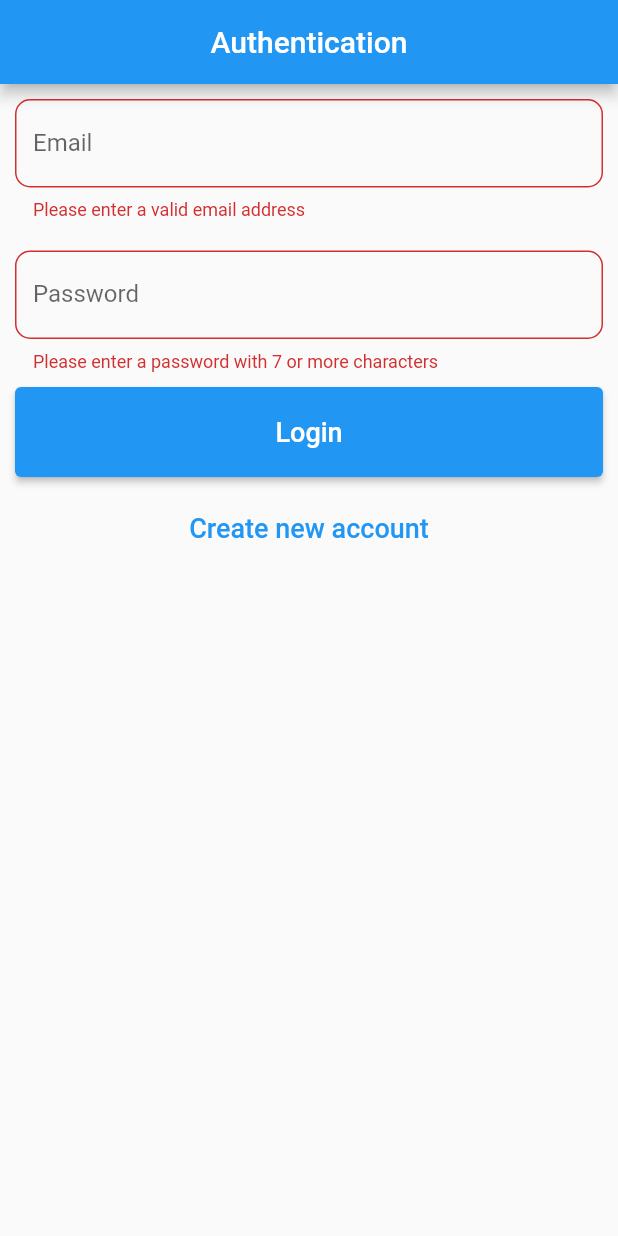
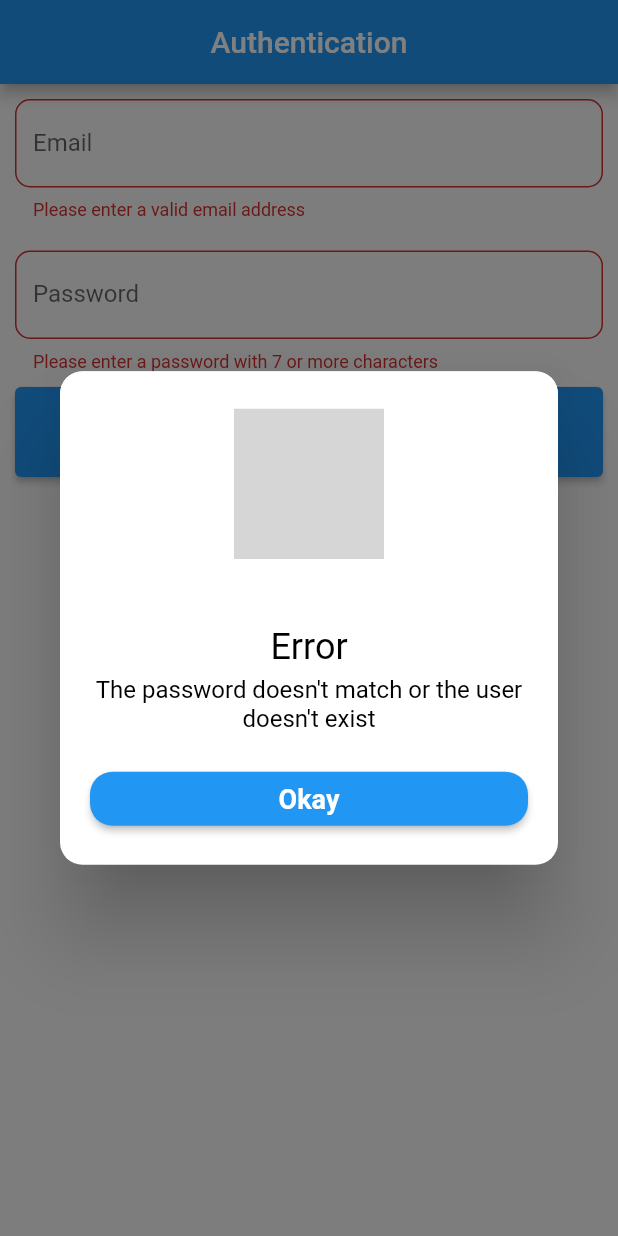
Before and after one commit to AditiSingh2003/to_do_flutter, a Flutter app: the screen it shows after launch, after a tap on "Login", on a phone screen of 412 x 824 dp. Run offline on Flutter 3.47's test engine with Material 2 defaults, Android fonts, the phone set to English and light mode, and no system bars; our stand-ins replace cloud_firestore, firebase_auth, firebase_core, fluttertoast, google_fonts, quickalert; accounts and stored records are empty; grey boxes are pictures that could not be loaded.

Commit message:
Added Alert

```diff
--- a/lib/screens/authform.dart
+++ b/lib/screens/authform.dart
@@ -2,7 +2,7 @@ import 'package:cloud_firestore/cloud_firestore.dart';
 import 'package:firebase_auth/firebase_auth.dart';
 import 'package:flutter/material.dart';
 import 'package:google_fonts/google_fonts.dart';
-
+import 'package:quickalert/quickalert.dart';
 import 'home.dart';
 
 class AuthForm extends StatefulWidget {
@@ -13,6 +13,23 @@ class AuthForm extends StatefulWidget {
 }
 
 class _AuthFormState extends State<AuthForm> {
+
+  void showAlertlog(){
+    QuickAlert.show(
+        context: context,
+        text: "The password doesn't match or the user doesn't exist",
+        type: QuickAlertType.error,
+    );
+  }
+
+  void showAlertsign(){
+    QuickAlert.show(
+      context: context,
+      text: 'The provided info does not match the criteria',
+      type: QuickAlertType.error,
+    );
+  }
+
   final _formKey = GlobalKey<FormState>(); //constant key for form
   var _email = ''; //variable for email
   var _password = ''; //variable for password
@@ -150,11 +167,11 @@ class _AuthFormState extends State<AuthForm> {
                     }
                     else if(_successsign == false)
                     {
-                      //ToDo: show alret dialog of wrong password
+                      showAlertlog();
                     }
                     else if(_successsign == false)
                     {
-                      //Todo: show alert dialog of not signed in
+                      showAlertsign();
                     }
                   },
                   child: _islogin == true ? Text(
--- a/pubspec.yaml
+++ b/pubspec.yaml
@@ -36,6 +36,7 @@ dependencies:
   firebase_core:
   intl:
   fluttertoast:
+  quickalert:
 
 
 
```
Also changed, not shown: pubspec.lock.
